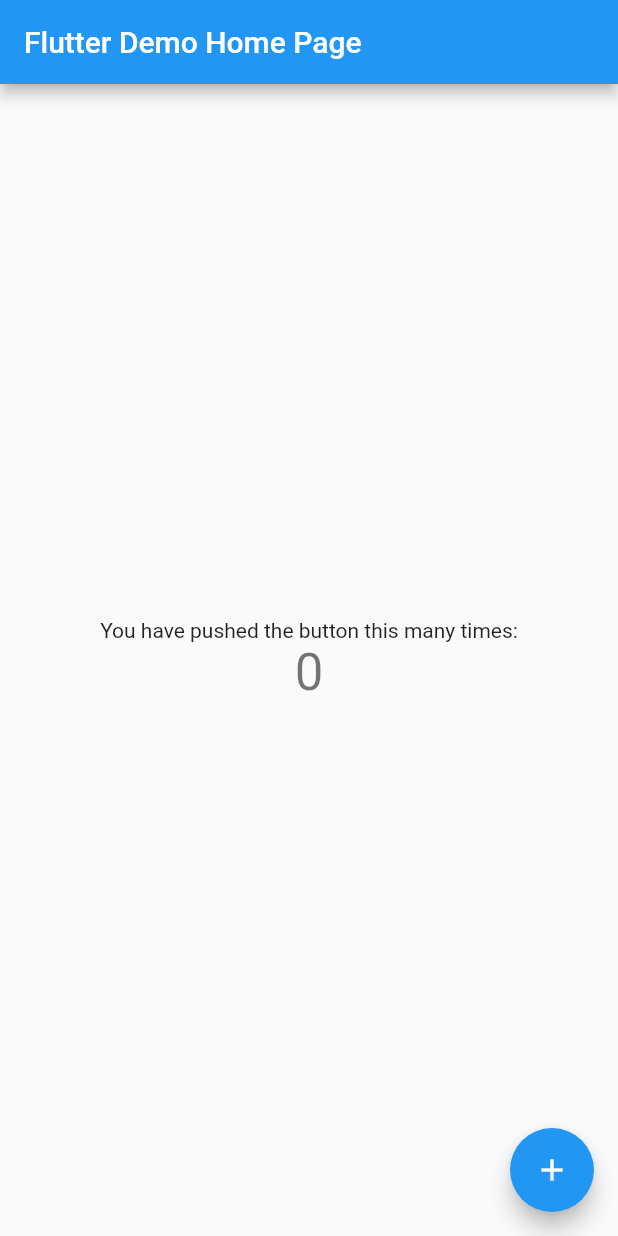
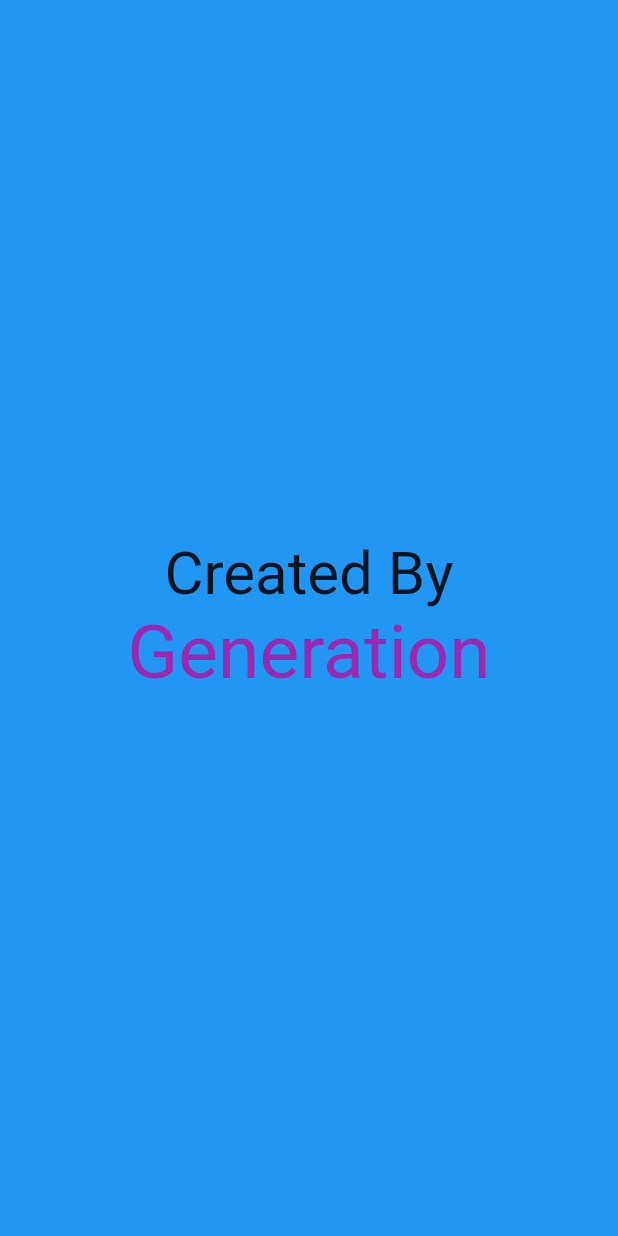
Before and after one commit to zay467/CustomerContact, a Flutter app: the first screen one second after launch, on a phone screen of 412 x 824 dp. Run offline on Flutter 3.47's test engine with Material 2 defaults, Android fonts, the phone set to English and light mode, and no system bars; our stand-ins replace animated_text_kit; Roboto replaces fonts that are missing (Horizon).

Commit message:
add file

```diff
--- a/lib/Screens/Animation.dart
+++ b/lib/Screens/Animation.dart
@@ -0,0 +1,59 @@
+import 'package:flutter/material.dart';
+import 'package:animated_text_kit/animated_text_kit.dart';
+
+
+import 'Home.dart';
+
+
+
+class FirstRoute extends StatelessWidget {
+  @override
+  Widget build(BuildContext context) {
+
+
+    return Scaffold(
+        backgroundColor: Colors.blue,
+        body: Center(
+          child: Column(
+            mainAxisAlignment: MainAxisAlignment.center,
+            children: [
+              Container(
+                child: TyperAnimatedTextKit(
+                  isRepeatingAnimation: false,
+
+                  text: ["Created By"],
+                  speed: Duration(milliseconds: 200),
+
+// pause: Duration(milliseconds: 200),
+                  alignment: Alignment.center,
+                  textStyle: TextStyle(fontSize: 40.0, fontFamily: "Horizon"),
+                ),
+              ),
+              ColorizeAnimatedTextKit(
+                isRepeatingAnimation: false,
+                text: [
+                  ""
+                      "Generation",
+                  "2K",
+                  "G2K",
+                ],
+                pause: Duration(milliseconds: 1000),
+                textStyle: TextStyle(fontSize: 50.0, fontFamily: "Horizon"),
+                colors: [
+                  Colors.purple,
+                  Colors.blue,
+                  Colors.yellow,
+                  Colors.red,
+                ],
+                onFinished: ()
+                {
+                  Navigator.push(
+                      context,
+                      MaterialPageRoute(builder: (context) => SecondRoute()));
+                },
+              ),
+            ],
+          ),
+        ));
+  }
+}
--- a/lib/Screens/Home.dart
+++ b/lib/Screens/Home.dart
@@ -0,0 +1,21 @@
+
+import 'package:flutter/material.dart';
+
+
+
+
+
+
+class SecondRoute extends StatelessWidget {
+  @override
+  Widget build(BuildContext context) {
+    return Scaffold(
+      appBar: AppBar(
+        title: Text("Content"),
+      ),
+      body: Center(
+        child: Text('Set yay lite'),
+      ),
+    );
+  }
+}
--- a/lib/main.dart
+++ b/lib/main.dart
@@ -1,117 +1,5 @@
+
 import 'package:flutter/material.dart';
+import 'Screens/Animation.dart';
 
-void main() {
-  runApp(MyApp());
-}
-
-class MyApp extends StatelessWidget {
-  // This widget is the root of your application.
-  @override
-  Widget build(BuildContext context) {
-    return MaterialApp(
-      title: 'Flutter Demo',
-      theme: ThemeData(
-        // This is the theme of your application.
-        //
-        // Try running your application with "flutter run". You'll see the
-        // application has a blue toolbar. Then, without quitting the app, try
-        // changing the primarySwatch below to Colors.green and then invoke
-        // "hot reload" (press "r" in the console where you ran "flutter run",
-        // or simply save your changes to "hot reload" in a Flutter IDE).
-        // Notice that the counter didn't reset back to zero; the application
-        // is not restarted.
-        primarySwatch: Colors.blue,
-        // This makes the visual density adapt to the platform that you run
-        // the app on. For desktop platforms, the controls will be smaller and
-        // closer together (more dense) than on mobile platforms.
-        visualDensity: VisualDensity.adaptivePlatformDensity,
-      ),
-      home: MyHomePage(title: 'Flutter Demo Home Page'),
-    );
-  }
-}
-
-class MyHomePage extends StatefulWidget {
-  MyHomePage({Key key, this.title}) : super(key: key);
-
-  // This widget is the home page of your application. It is stateful, meaning
-  // that it has a State object (defined below) that contains fields that affect
-  // how it looks.
-
-  // This class is the configuration for the state. It holds the values (in this
-  // case the title) provided by the parent (in this case the App widget) and
-  // used by the build method of the State. Fields in a Widget subclass are
-  // always marked "final".
-
-  final String title;
-
-  @override
-  _MyHomePageState createState() => _MyHomePageState();
-}
-
-class _MyHomePageState extends State<MyHomePage> {
-  int _counter = 0;
-
-  void _incrementCounter() {
-    setState(() {
-      // This call to setState tells the Flutter framework that something has
-      // changed in this State, which causes it to rerun the build method below
-      // so that the display can reflect the updated values. If we changed
-      // _counter without calling setState(), then the build method would not be
-      // called again, and so nothing would appear to happen.
-      _counter++;
-    });
-  }
-
-  @override
-  Widget build(BuildContext context) {
-    // This method is rerun every time setState is called, for instance as done
-    // by the _incrementCounter method above.
-    //
-    // The Flutter framework has been optimized to make rerunning build methods
-    // fast, so that you can just rebuild anything that needs updating rather
-    // than having to individually change instances of widgets.
-    return Scaffold(
-      appBar: AppBar(
-        // Here we take the value from the MyHomePage object that was created by
-        // the App.build method, and use it to set our appbar title.
-        title: Text(widget.title),
-      ),
-      body: Center(
-        // Center is a layout widget. It takes a single child and positions it
-        // in the middle of the parent.
-        child: Column(
-          // Column is also a layout widget. It takes a list of children and
-          // arranges them vertically. By default, it sizes itself to fit its
-          // children horizontally, and tries to be as tall as its parent.
-          //
-          // Invoke "debug painting" (press "p" in the console, choose the
-          // "Toggle Debug Paint" action from the Flutter Inspector in Android
-          // Studio, or the "Toggle Debug Paint" command in Visual Studio Code)
-          // to see the wireframe for each widget.
-          //
-          // Column has various properties to control how it sizes itself and
-          // how it positions its children. Here we use mainAxisAlignment to
-          // center the children vertically; the main axis here is the vertical
-          // axis because Columns are vertical (the cross axis would be
-          // horizontal).
-          mainAxisAlignment: MainAxisAlignment.center,
-          children: <Widget>[
-            Text(
-              'You have pushed the button this many times:',
-            ),
-            Text(
-              '$_counter',
-              style: Theme.of(context).textTheme.headline4,
-            ),
-          ],
-        ),
-      ),
-      floatingActionButton: FloatingActionButton(
-        onPressed: _incrementCounter,
-        tooltip: 'Increment',
-        child: Icon(Icons.add),
-      ), // This trailing comma makes auto-formatting nicer for build methods.
-    );
-  }
-}
+void main() => runApp(MaterialApp(home: FirstRoute()));
```
Also changed, not shown: pubspec.yaml (+4 -29 lines), images/g2k.jpg (added), pubspec.lock, 1 other file.
